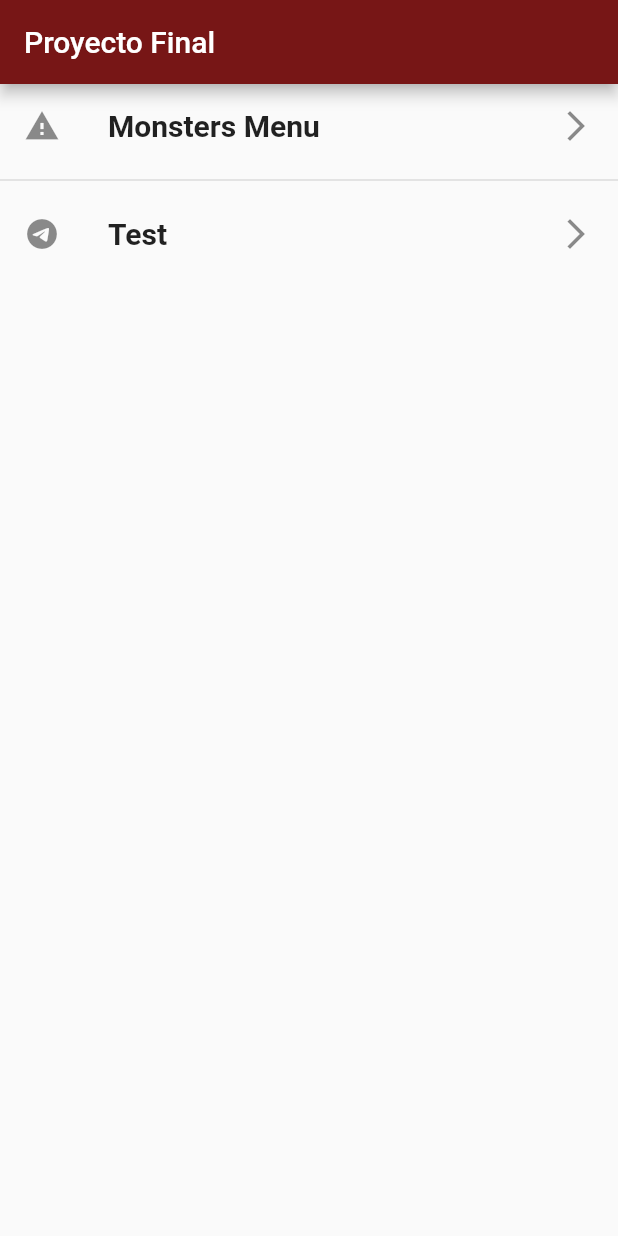
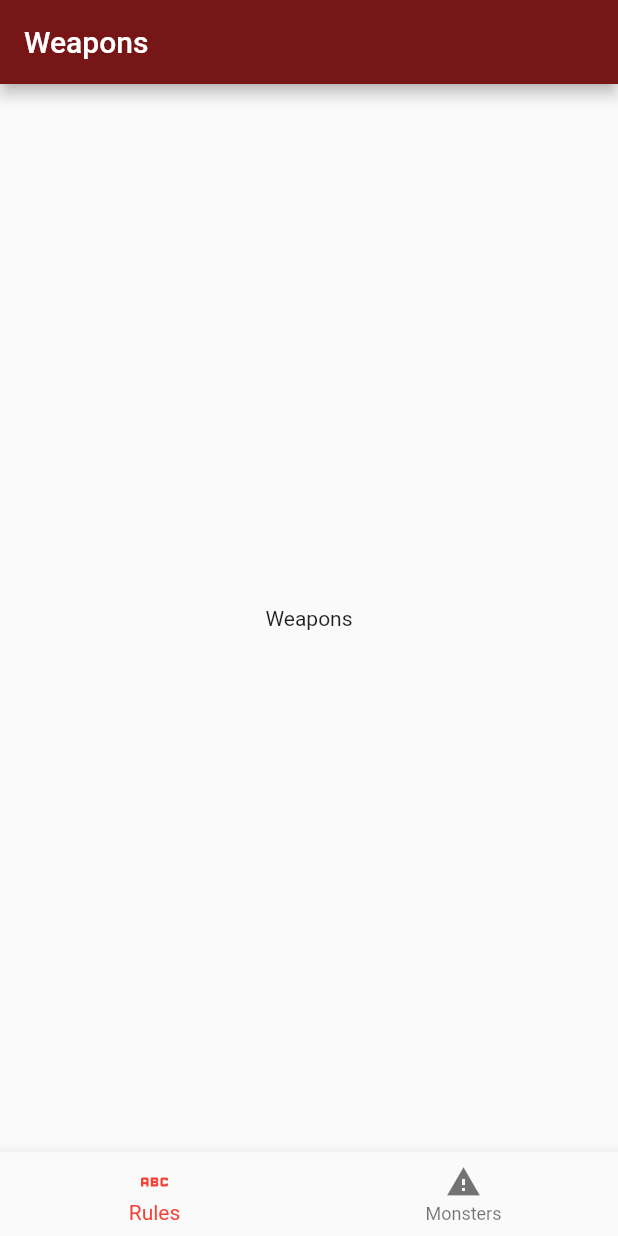
Before and after one commit to 13-Rob/dnd-app, a Flutter app: the screen it shows after launch, on a phone screen of 412 x 824 dp. Run offline on Flutter 3.47's test engine with Material 2 defaults, Android fonts, the phone set to English and light mode, and no system bars.

```diff
--- a/lib/main.dart
+++ b/lib/main.dart
@@ -1,6 +1,7 @@
 import 'package:flutter/material.dart';
 import 'package:provider/provider.dart';
 import 'package:proyecto_final/providers/monster_info_provider.dart';
+import 'package:proyecto_final/providers/ui_provider.dart';
 import 'package:proyecto_final/routes/app_routes.dart';
 
 void main() => runApp(const AppState());
@@ -12,6 +13,7 @@ class AppState extends StatelessWidget {
   Widget build(BuildContext context) {
     return MultiProvider(
       providers: [
+        ChangeNotifierProvider(create: (_) => UiProvider()),
         ChangeNotifierProvider(
           create: (_) => MonsterInfoProvider(),
           lazy: true,
--- /dev/null
+++ b/lib/providers/ui_provider.dart
@@ -0,0 +1,15 @@
+import 'package:flutter/material.dart';
+
+class UiProvider extends ChangeNotifier {
+  int _selectedMenuOption = 0;
+
+  int get selectedMenuOption {
+    return _selectedMenuOption;
+  }
+
+  set selectedMenuOption(int opt) {
+    _selectedMenuOption = opt;
+    // notificar a los listeners
+    notifyListeners();
+  }
+}
--- a/lib/routes/app_routes.dart
+++ b/lib/routes/app_routes.dart
@@ -1,8 +1,6 @@
 import 'package:flutter/material.dart';
 import 'package:proyecto_final/models/menu_options.dart';
-import 'package:proyecto_final/screens/monster_search_screen.dart';
 import 'package:proyecto_final/screens/screens.dart';
-import 'package:proyecto_final/screens/test_screen.dart';
 
 class AppRoutes {
   static const initialRoute = 'home';
@@ -14,12 +12,6 @@ class AppRoutes {
       name: 'Monsters Menu',
       screen: const MonsterSearch(),
     ),
-    MenuOption(
-      route: 'test',
-      icon: Icons.telegram,
-      name: 'Test',
-      screen: const TestScreen(),
-    )
   ];
 
   static Map<String, Widget Function(BuildContext)> getRoutes() {
--- a/lib/screens/home_screen.dart
+++ b/lib/screens/home_screen.dart
@@ -1,31 +1,40 @@
 import 'package:flutter/material.dart';
-import 'package:proyecto_final/routes/app_routes.dart';
+import 'package:provider/provider.dart';
+import 'package:proyecto_final/providers/ui_provider.dart';
+import 'package:proyecto_final/widgets/custom_navigation_bar.dart';
+import 'package:proyecto_final/screens/screens.dart';
 
 class HomeScreen extends StatelessWidget {
   const HomeScreen({super.key});
 
   @override
   Widget build(BuildContext context) {
-    return Scaffold(
-      appBar: AppBar(
-        title: const Text('Proyecto Final'),
-      ),
-      body: ListView.separated(
-        itemBuilder: (_, index) {
-          return ListTile(
-            title: Text(
-              AppRoutes.menuOptions[index].name,
-              style: const TextStyle(fontWeight: FontWeight.bold, fontSize: 20),
-            ),
-            onTap: () => Navigator.pushNamed(
-                context, AppRoutes.menuOptions[index].route),
-            trailing: const Icon(Icons.arrow_forward_ios),
-            leading: Icon(AppRoutes.menuOptions[index].icon),
-          );
-        },
-        separatorBuilder: (_, __) => const Divider(thickness: 1),
-        itemCount: AppRoutes.menuOptions.length,
-      ),
+    return const Scaffold(
+      body: _HomePageBody(),
+      bottomNavigationBar: CustomNavgationBar(),
     );
   }
 }
+
+class _HomePageBody extends StatelessWidget {
+  const _HomePageBody({
+    super.key,
+  });
+
+  @override
+  Widget build(BuildContext context) {
+    final uiProvider = Provider.of<UiProvider>(context);
+    final currentIndex = uiProvider.selectedMenuOption;
+
+    switch (currentIndex) {
+      case 0:
+        return const WeaponsScreen();
+
+      case 1:
+        return const MonsterSearch();
+
+      default:
+        return const WeaponsScreen();
+    }
+  }
+}
--- a/lib/screens/monster_search_screen.dart
+++ b/lib/screens/monster_search_screen.dart
@@ -10,7 +10,7 @@ class MonsterSearch extends StatelessWidget {
   Widget build(BuildContext context) {
     return Scaffold(
       appBar: AppBar(
-        title: const Text('Search Screen'),
+        title: const Text('Monsters'),
         actions: [
           IconButton(
             onPressed: () {
--- a/lib/screens/screens.dart
+++ b/lib/screens/screens.dart
@@ -1,2 +1,4 @@
 export 'package:proyecto_final/screens/home_screen.dart';
 export 'package:proyecto_final/screens/monster_screen.dart';
+export 'package:proyecto_final/screens/monster_search_screen.dart';
+export 'package:proyecto_final/screens/weapons_screen.dart';
--- a/lib/screens/test_screen.dart
+++ /dev/null
@@ -1,15 +0,0 @@
-import 'package:flutter/material.dart';
-
-class TestScreen extends StatelessWidget {
-  const TestScreen({super.key});
-
-  @override
-  Widget build(BuildContext context) {
-    return Scaffold(
-      appBar: AppBar(
-        title: const Text('Monster'),
-      ),
-      body: const Center(child: Text('Test')),
-    );
-  }
-}
--- /dev/null
+++ b/lib/screens/weapons_screen.dart
@@ -0,0 +1,17 @@
+import 'package:flutter/material.dart';
+
+class WeaponsScreen extends StatelessWidget {
+  const WeaponsScreen({super.key});
+
+  @override
+  Widget build(BuildContext context) {
+    return Scaffold(
+      appBar: AppBar(
+        title: const Text('Weapons'),
+      ),
+      body: const Center(
+        child: Text('Weapons'),
+      ),
+    );
+  }
+}
--- /dev/null
+++ b/lib/widgets/custom_navigation_bar.dart
@@ -0,0 +1,28 @@
+import 'package:flutter/material.dart';
+import 'package:provider/provider.dart';
+import 'package:proyecto_final/providers/ui_provider.dart';
+
+class CustomNavgationBar extends StatelessWidget {
+  const CustomNavgationBar({super.key});
+
+  @override
+  Widget build(BuildContext context) {
+    final uiProvider = Provider.of<UiProvider>(context);
+    final currentIndex = uiProvider.selectedMenuOption;
+
+    return BottomNavigationBar(
+      onTap: (value) => uiProvider.selectedMenuOption = value,
+      currentIndex: currentIndex,
+      items: const [
+        BottomNavigationBarItem(
+          icon: Icon(Icons.abc),
+          label: 'Rules',
+        ),
+        BottomNavigationBarItem(
+          icon: Icon(Icons.warning),
+          label: 'Monsters',
+        ),
+      ],
+    );
+  }
+}
```
